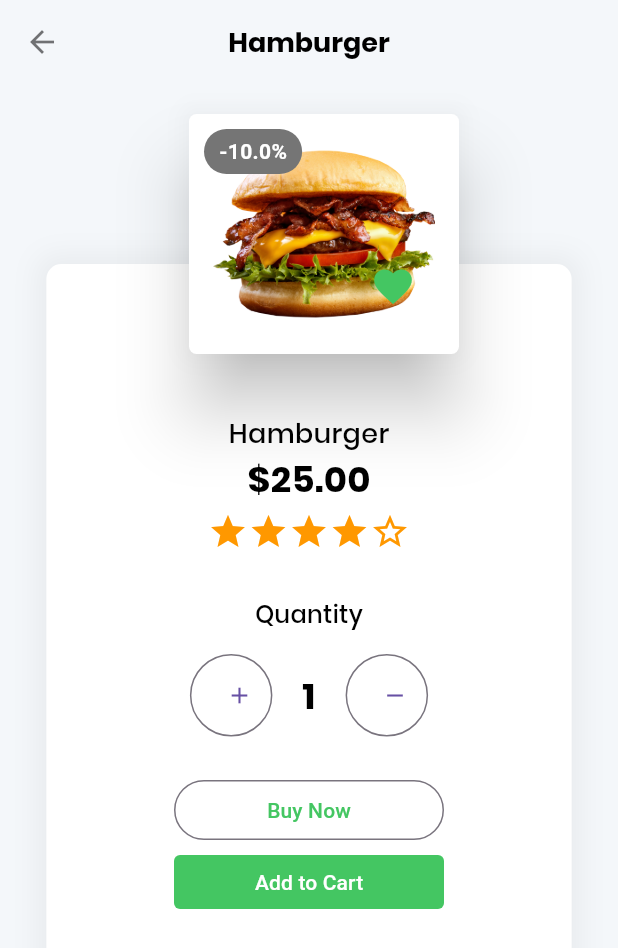
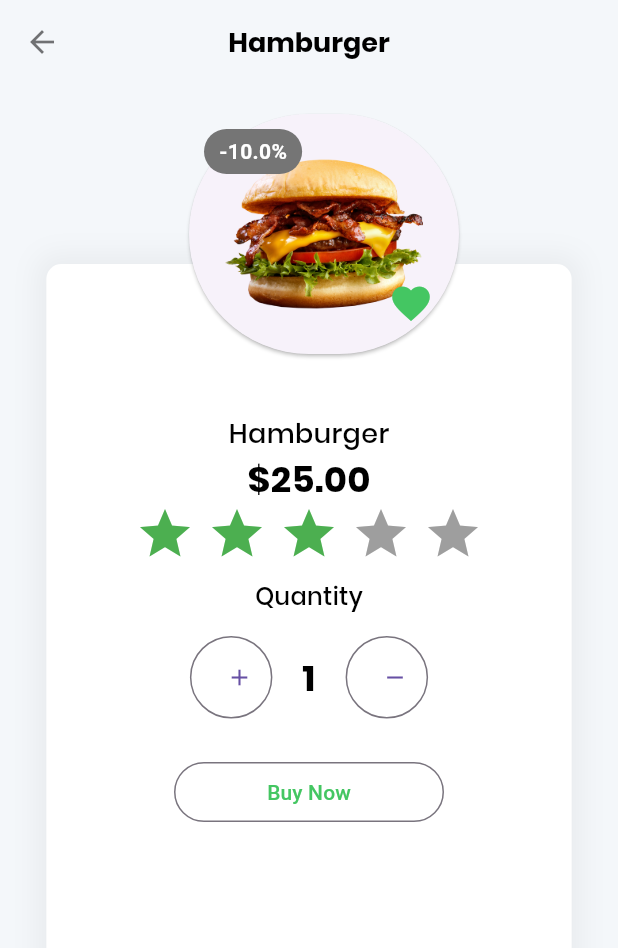
Before and after one commit to anh0701/shopping-app, a Flutter app: the ProductPage screen opened by its route, on a phone screen of 412 x 824 dp. Shown: the top 948 px of the screen. Run offline on Flutter 3.47's test engine with Material 3 defaults, Android fonts, the phone set to English and light mode, and no system bars; drawn by our look-alikes of flutter_rating_bar, smooth_star_rating; our stand-ins replace page_transition.

Commit message:
update version

```diff
--- a/lib/src/screens/Dashboard.dart
+++ b/lib/src/screens/Dashboard.dart
@@ -262,7 +262,7 @@ Widget sectionHeader(String headerTitle, {onViewMore}) {
       ),
       Container(
         margin: EdgeInsets.only(left: 15, top: 2),
-        child: FlatButton(
+        child: TextButton(
           onPressed: onViewMore,
           child: Text('View all ›', style: contrastText),
         ),
--- a/lib/src/screens/HomePage.dart
+++ b/lib/src/screens/HomePage.dart
@@ -33,7 +33,7 @@ class _HomePageState extends State<HomePage> {
           Container(
             width: 200,
             margin: EdgeInsets.only(bottom: 0),
-            child: froyoFlatBtn('Sign In', () {
+            child:   FlatBtn('Sign In', () {
               Navigator.pushReplacement(
                   context,
                   PageTransition(
@@ -47,7 +47,7 @@ class _HomePageState extends State<HomePage> {
           Container(
             width: 200,
             padding: EdgeInsets.all(0),
-            child: froyoOutlineBtn('Sign Up', () {
+            child:   OutlineBtn('Sign Up', () {
               Navigator.pushReplacement(
                   context,
                   PageTransition(
--- a/lib/src/screens/ProductPage.dart
+++ b/lib/src/screens/ProductPage.dart
@@ -4,7 +4,8 @@ import '../shared/styles.dart';
 import '../shared/colors.dart';
 import '../shared/partials.dart';
 import '../shared/buttons.dart';
-import 'package:smooth_star_rating/smooth_star_rating.dart';
+// import 'package:smooth_star_rating/smooth_star_rating.dart';
+import 'package:flutter_rating_bar/flutter_rating_bar.dart';
 
 class ProductPage extends StatefulWidget {
   final String pageTitle;
@@ -52,22 +53,42 @@ class _ProductPageState extends State<ProductPage> {
                           children: <Widget>[
                             Text(widget.productData.name, style: h5),
                             Text(widget.productData.price, style: h3),
-                            Container(
-                              margin: EdgeInsets.only(top: 5, bottom: 20),
-                              child: SmoothStarRating(
-                                allowHalfRating: false,
-                                onRated: (v) {
-                                  setState(() {
-                                    _rating = v;
-                                  });
-                                },
-                                starCount: 5,
-                                rating: _rating,
-                                size: 27.0,
-                                color: Colors.orange,
-                                borderColor: Colors.orange,
-                              ),
+                            Row(
+                              mainAxisAlignment: MainAxisAlignment.center,
+                              children: [
+                                RatingBar.builder(
+                                  initialRating: 3,
+                                  minRating: 1,
+                                  direction: Axis.horizontal,
+                                  itemCount: 5,
+                                  itemPadding:
+                                      EdgeInsets.symmetric(horizontal: 4.0),
+                                  itemBuilder: (context, _) => Icon(
+                                    Icons.star,
+                                    color: Colors.green,
+                                  ),
+                                  onRatingUpdate: (rating) {
+                                    print(rating);
+                                  },
+                                ),
+                              ],
                             ),
+                            // Container(
+                            //   margin: EdgeInsets.only(top: 5, bottom: 20),
+                            //   child: SmoothStarRating(
+                            //     allowHalfRating: false,
+                            //     onRated: (v) {
+                            //       setState(() {
+                            //         _rating = v;
+                            //       });
+                            //     },
+                            //     starCount: 5,
+                            //     rating: _rating,
+                            //     size: 27.0,
+                            //     color: Colors.orange,
+                            //     borderColor: Colors.orange,
+                            //   ),
+                            // ),
                             Container(
                               margin: EdgeInsets.only(top: 10, bottom: 25),
                               child: Column(
@@ -119,11 +140,11 @@ class _ProductPageState extends State<ProductPage> {
                             ),
                             Container(
                               width: 180,
-                              child: froyoOutlineBtn('Buy Now', () {}),
+                              child:   OutlineBtn('Buy Now', () {}),
                             ),
                             Container(
                               width: 180,
-                              child: froyoFlatBtn('Add to Cart', () {}),
+                              child:   FlatBtn('Add to Cart', () {}),
                             )
                           ],
                         ),
--- a/lib/src/shared/buttons.dart
+++ b/lib/src/shared/buttons.dart
@@ -1,17 +1,23 @@
 import 'package:flutter/material.dart';
 import './colors.dart';
 
-FlatButton froyoFlatBtn(String text, onPressed) {
-  return FlatButton(
-    onPressed: onPressed,
-    child: Text(text),
-    textColor: white,
-    color: primaryColor,
-    shape: RoundedRectangleBorder(borderRadius: BorderRadius.circular(4)),
-  );
+TextButton FlatBtn(String text, onPressed) {
+  return TextButton(
+      onPressed: onPressed,
+      child: Text(
+        text,
+        style: TextStyle(color: white),
+      ));
+  // return FlatButton(
+  //   onPressed: onPressed,
+  //   child: Text(text),
+  //   textColor: white,
+  //   color: primaryColor,
+  //   shape: RoundedRectangleBorder(borderRadius: BorderRadius.circular(4)),
+  // );
 }
 
-OutlinedButton froyoOutlineBtn(String text, onPressed) {
+OutlinedButton OutlineBtn(String text, onPressed) {
   return OutlinedButton(
     onPressed: onPressed,
     child: Text(
--- a/lib/src/shared/partials.dart
+++ b/lib/src/shared/partials.dart
@@ -15,11 +15,11 @@ Widget foodItem(Product food,
         Container(
             width: 180,
             height: 180,
-            child: RaisedButton(
-                color: white,
-                elevation: (isProductPage) ? 20 : 12,
-                shape: RoundedRectangleBorder(
-                    borderRadius: BorderRadius.circular(5)),
+            child: ElevatedButton(
+                // color: white,
+                // elevation: (isProductPage) ? 20 : 12,
+                // shape: RoundedRectangleBorder(
+                //     borderRadius: BorderRadius.circular(5)),
                 onPressed: onTapped,
                 child: Hero(
                     transitionOnUserGestures: true,
@@ -29,9 +29,9 @@ Widget foodItem(Product food,
         Positioned(
           bottom: (isProductPage) ? 10 : 70,
           right: 0,
-          child: FlatButton(
-            padding: EdgeInsets.all(20),
-            shape: CircleBorder(),
+          child: TextButton(
+            // padding: EdgeInsets.all(20),
+            // shape: CircleBorder(),
             onPressed: onLike,
             child: Icon(
               (food.userLiked) ? Icons.favorite : Icons.favorite_border,
--- a/pubspec.yaml
+++ b/pubspec.yaml
@@ -33,8 +33,10 @@ dependencies:
   # The following adds the Cupertino Icons font to your application.
   # Use with the CupertinoIcons class for iOS style icons.
   cupertino_icons: ^1.0.2
-  page_transition: ^2.0.9
-  smooth_star_rating: ^1.1.1
+  page_transition: ^2.1.0
+  flutter_rating_bar: ^4.0.1
+  # page_transition: ^2.0.9
+  # smooth_star_rating: ^1.1.1
 
 dev_dependencies:
   flutter_test:
```
Also changed, not shown: analysis_options.yaml (added, +28 -0 lines), lib/src/screens/SignInPage.dart (+10 -7 lines), lib/src/screens/SignUpPage.dart (+9 -6 lines), pubspec.lock (added), 123 other files.
